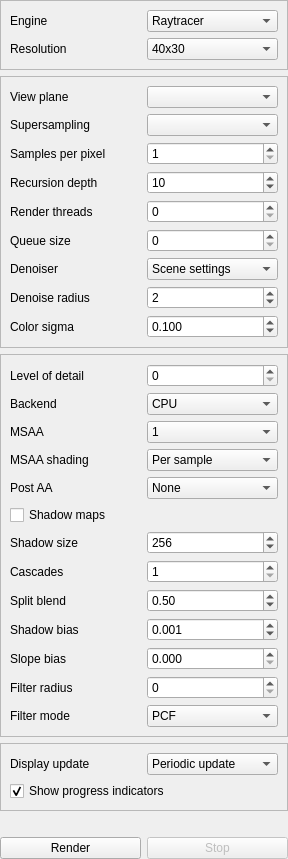
Old version of the form src/widgets/world/RenderSettingsWidget.ui in the repository tkadauke/raytracer.
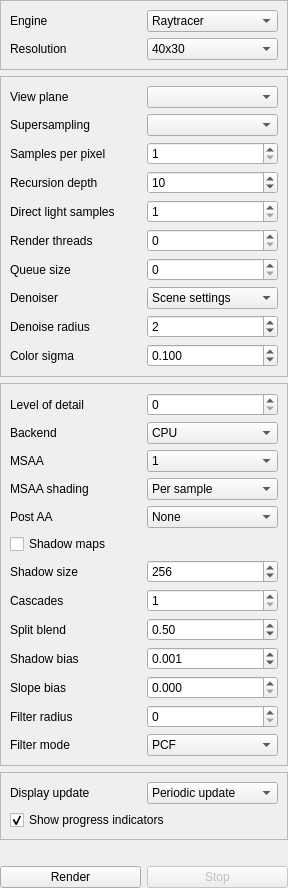
New version of the form.

Commit message: Expose path tracer direct light samples

Patch:
```diff
--- a/src/widgets/world/RenderSettingsWidget.ui
+++ b/src/widgets/world/RenderSettingsWidget.ui
@@ -296,41 +296,64 @@
        </widget>
       </item>
       <item row="4" column="0">
+       <widget class="QLabel" name="label_pathTracerDirectLightSamples">
+        <property name="text">
+         <string>Direct light samples</string>
+        </property>
+       </widget>
+      </item>
+      <item row="4" column="1">
+       <widget class="QSpinBox" name="pathTracerDirectLightSamples">
+        <property name="toolTip">
+         <string>Next-event-estimation light samples per surface hit. Higher values reduce direct-light noise at proportional render cost.</string>
+        </property>
+        <property name="minimum">
+         <number>1</number>
+        </property>
+        <property name="maximum">
+         <number>1024</number>
+        </property>
+        <property name="value">
+         <number>1</number>
+        </property>
+       </widget>
+      </item>
+      <item row="5" column="0">
        <widget class="QLabel" name="label_6">
         <property name="text">
          <string>Render threads</string>
         </property>
        </widget>
       </item>
-      <item row="4" column="1">
+      <item row="5" column="1">
        <widget class="QSpinBox" name="renderThreads">
         <property name="maximum">
          <number>1024</number>
         </property>
        </widget>
       </item>
-      <item row="5" column="0">
+      <item row="6" column="0">
        <widget class="QLabel" name="label_7">
         <property name="text">
          <string>Queue size</string>
         </property>
        </widget>
       </item>
-      <item row="5" column="1">
+      <item row="6" column="1">
        <widget class="QSpinBox" name="queueSize">
         <property name="maximum">
          <number>16777216</number>
         </property>
        </widget>
       </item>
-      <item row="6" column="0">
+      <item row="7" column="0">
        <widget class="QLabel" name="label_rayDenoiser">
         <property name="text">
          <string>Denoiser</string>
         </property>
        </widget>
       </item>
-      <item row="6" column="1">
+      <item row="7" column="1">
        <widget class="QComboBox" name="rayDenoiser">
         <property name="toolTip">
          <string>Final-render denoiser override for wavefront and path-traced renders. Scene settings preserves the scene's saved render intent.</string>
@@ -357,14 +380,14 @@
         </item>
        </widget>
       </item>
-      <item row="7" column="0">
+      <item row="8" column="0">
        <widget class="QLabel" name="label_rayDenoiseRadius">
         <property name="text">
          <string>Denoise radius</string>
         </property>
        </widget>
       </item>
-      <item row="7" column="1">
+      <item row="8" column="1">
        <widget class="QSpinBox" name="rayDenoiseRadius">
         <property name="toolTip">
          <string>Spatial denoiser radius in pixels.</string>
@@ -380,14 +403,14 @@
         </property>
        </widget>
       </item>
-      <item row="8" column="0">
+      <item row="9" column="0">
        <widget class="QLabel" name="label_rayDenoiseColorSigma">
         <property name="text">
          <string>Color sigma</string>
         </property>
        </widget>
       </item>
-      <item row="8" column="1">
+      <item row="9" column="1">
        <widget class="QDoubleSpinBox" name="rayDenoiseColorSigma">
         <property name="toolTip">
          <string>Bilateral denoiser color edge threshold. Lower values preserve stronger color edges.</string>
```
The commit also changes 27 other files.
